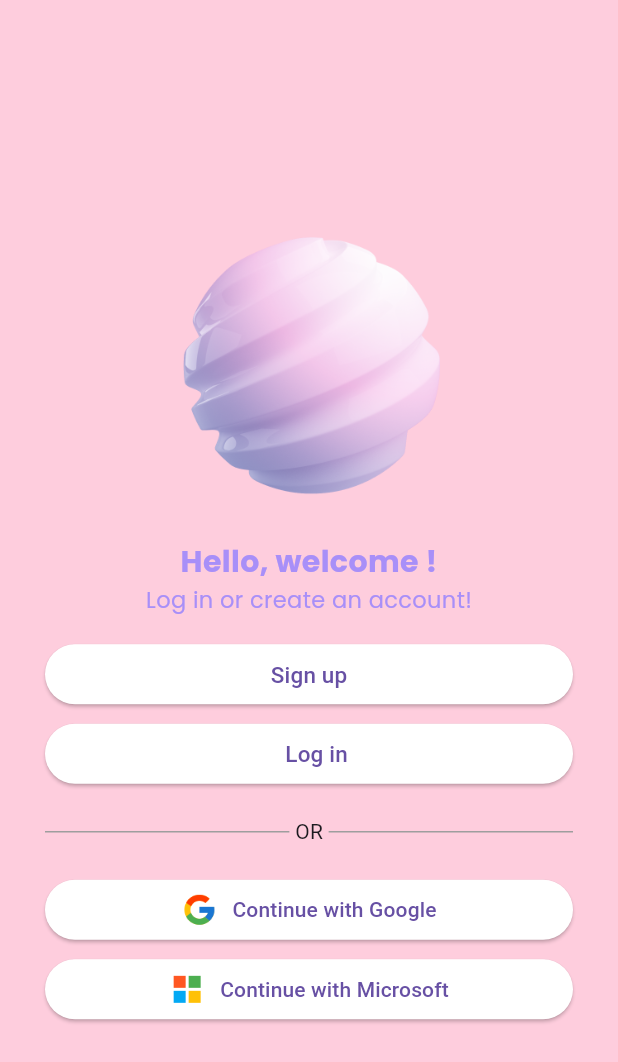
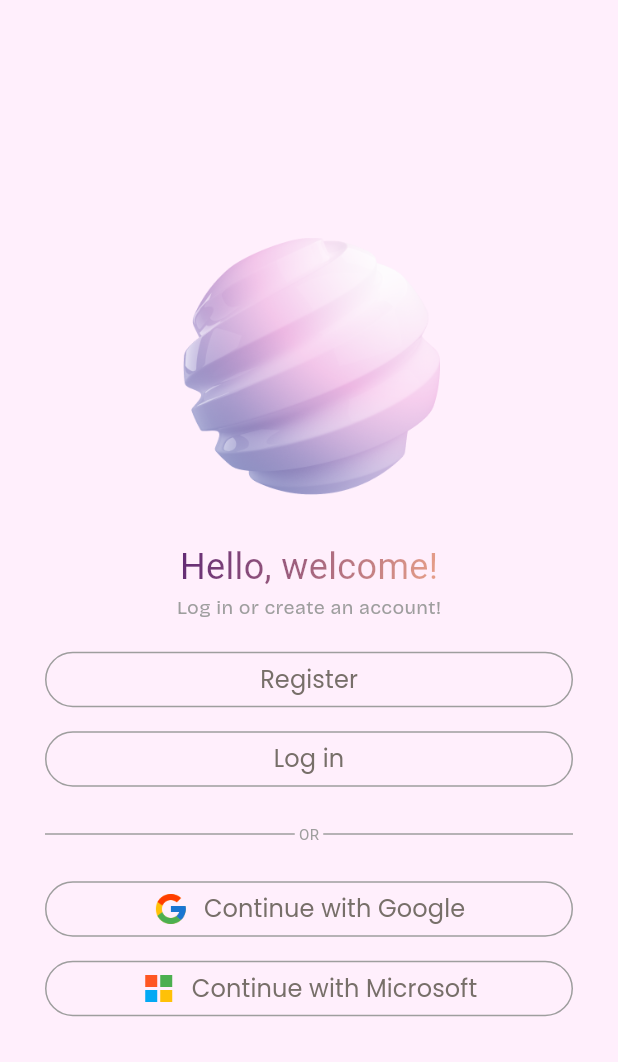
Before and after one commit to jiapanWei/voice_assistant, a Flutter app: the screen it shows after launch, on a phone screen of 412 x 824 dp. Shown: the top 1062 px of the screen. Run offline on Flutter 3.47's test engine with Material 3 defaults, Android fonts, the phone set to English and light mode, and no system bars; our stand-ins replace cloud_firestore, firebase_auth, firebase_core, google_fonts, google_sign_in, image_gallery_saver and 3 more; missing offline and left inert: flutter_downloader, text_to_speech; accounts and stored records are empty; project files that could hold a hidden picture were left out.

Commit message:
Edit: LoginScreen matches figma

```diff
--- a/lib/screens/login.dart
+++ b/lib/screens/login.dart
@@ -4,9 +4,21 @@ import 'package:voice_assistant/screens/authentication.dart';
 import 'package:voice_assistant/services/auth_service.dart';
 
 class LoginScreen extends StatelessWidget {
-  final _buttonStyle = ElevatedButton.styleFrom(
-    backgroundColor: const Color.fromARGB(255, 255, 255, 255),
-  );
+  // Style for the transparent buttons
+  ButtonStyle transparentButtonStyle() {
+    return OutlinedButton.styleFrom(
+      side: const BorderSide(color: Colors.grey),
+      minimumSize: const Size(300, 37),
+    );
+  }
+
+  TextStyle buttonPoppinsFontStyle() {
+    return GoogleFonts.poppins(
+      fontSize: 16.0,
+      fontWeight: FontWeight.w400,
+      color: const Color.fromRGBO(119, 111, 105, 1.0),
+    );
+  }
 
   void _navigateToAuthScreen(BuildContext context, bool isNewUser) {
     Navigator.push(
@@ -18,7 +30,7 @@ class LoginScreen extends StatelessWidget {
   @override
   Widget build(BuildContext context) {
     return Scaffold(
-      backgroundColor: const Color.fromARGB(255, 254, 205, 221),
+      backgroundColor: const Color.fromRGBO(255, 239, 252, 1.0),
       body: Center(
         child: SingleChildScrollView(
           child: Column(
@@ -34,35 +46,46 @@ class LoginScreen extends StatelessWidget {
                 width: 200,
                 child: Image.asset('images/ball.png'),
               ),
-              Text(
-                "Hello, welcome !",
-                style: GoogleFonts.poppins(
-                  fontSize: 20,
-                  fontWeight: FontWeight.bold,
-                  color: const Color.fromARGB(232, 160, 137, 251),
+              ShaderMask(
+                shaderCallback: (Rect bounds) {
+                  return const LinearGradient(
+                    colors: [
+                      Color.fromRGBO(97, 42, 116, 1),
+                      Color.fromRGBO(232, 160, 137, 1)
+                    ],
+                    begin: Alignment.topLeft,
+                    end: Alignment.bottomRight,
+                  ).createShader(bounds);
+                },
+                blendMode: BlendMode.srcIn,
+                child: const Text(
+                  'Hello, welcome!',
+                  style: TextStyle(fontSize: 24),
                 ),
               ),
               Text(
                 "Log in or create an account!",
-                style: GoogleFonts.poppins(
-                  fontSize: 15,
-                  color: const Color.fromARGB(232, 160, 137, 251),
+                style: GoogleFonts.bricolageGrotesque(
+                  textStyle: const TextStyle(
+                    fontSize: 13,
+                    color: Colors.grey,
+                  ),
                 ),
               ),
               const SizedBox(height: 15),
               Container(
                 margin: const EdgeInsets.symmetric(horizontal: 30.0),
-                child: ElevatedButton(
+                child: OutlinedButton(
+                  style: transparentButtonStyle(),
                   onPressed: () {
                     _navigateToAuthScreen(context, true);
                   },
-                  style: _buttonStyle,
-                  child: const Row(
+                  child: Row(
                     mainAxisAlignment: MainAxisAlignment.center,
                     children: [
                       Text(
-                        'Sign up',
-                        style: TextStyle(fontSize: 15),
+                        'Register',
+                        style: buttonPoppinsFontStyle(),
                       ),
                     ],
                   ),
@@ -71,18 +94,17 @@ class LoginScreen extends StatelessWidget {
               const SizedBox(height: 5),
               Container(
                 margin: const EdgeInsets.only(left: 30.0, right: 30.0),
-                child: ElevatedButton(
+                child: OutlinedButton(
+                  style: transparentButtonStyle(),
                   onPressed: () {
                     _navigateToAuthScreen(context, false);
                   },
-                  style: _buttonStyle,
-                  child: const Row(
+                  child: Row(
                     mainAxisAlignment: MainAxisAlignment.center,
                     children: [
-                      SizedBox(width: 10),
                       Text(
                         'Log in',
-                        style: TextStyle(fontSize: 15),
+                        style: buttonPoppinsFontStyle(),
                       ),
                     ],
                   ),
@@ -98,7 +120,14 @@ class LoginScreen extends StatelessWidget {
                         color: Colors.grey,
                       ),
                     ),
-                    Text(" OR "),
+                    Text(
+                      " OR ",
+                      style: TextStyle(
+                        color: Colors.grey,
+                        fontWeight: FontWeight.w400,
+                        fontSize: 10,
+                      ),
+                    ),
                     Expanded(
                       child: Divider(
                         color: Colors.grey,
@@ -109,15 +138,18 @@ class LoginScreen extends StatelessWidget {
               ),
               Container(
                 margin: const EdgeInsets.only(left: 30.0, right: 30.0),
-                child: ElevatedButton(
+                child: OutlinedButton(
+                  style: transparentButtonStyle(),
                   onPressed: () => AuthService().signInWithGoogle(),
-                  style: _buttonStyle,
                   child: Row(
                     mainAxisAlignment: MainAxisAlignment.center,
                     children: [
                       Image.asset('images/google.png', height: 24, width: 24),
                       const SizedBox(width: 10),
-                      const Text('Continue with Google'),
+                      Text(
+                        'Continue with Google',
+                        style: buttonPoppinsFontStyle(),
+                      ),
                     ],
                   ),
                 ),
@@ -125,16 +157,19 @@ class LoginScreen extends StatelessWidget {
               const SizedBox(height: 5),
               Container(
                 margin: const EdgeInsets.only(left: 30.0, right: 30.0),
-                child: ElevatedButton(
+                child: OutlinedButton(
+                  style: transparentButtonStyle(),
                   onPressed: () => AuthService().signInWithMicrosoft(),
-                  style: _buttonStyle,
                   child: Row(
                     mainAxisAlignment: MainAxisAlignment.center,
                     children: [
                       Image.asset('images/microsoft.png',
                           height: 24, width: 24),
                       const SizedBox(width: 10),
-                      const Text('Continue with Microsoft'),
+                      Text(
+                        'Continue with Microsoft',
+                        style: buttonPoppinsFontStyle(),
+                      ),
                     ],
                   ),
                 ),
```
